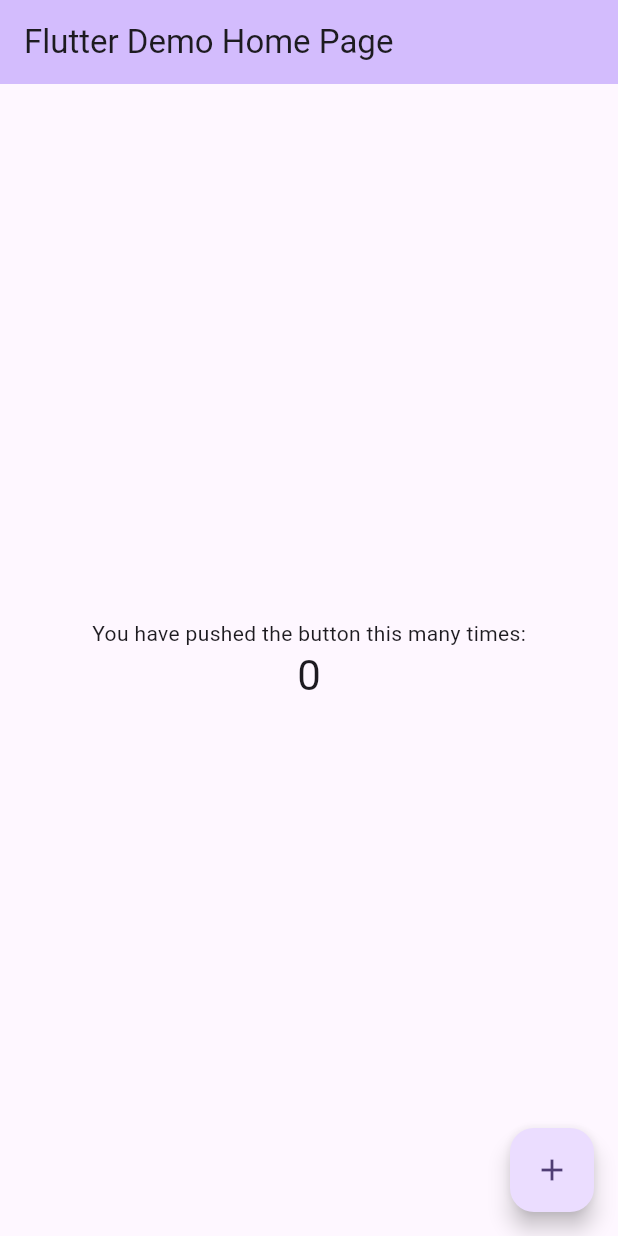
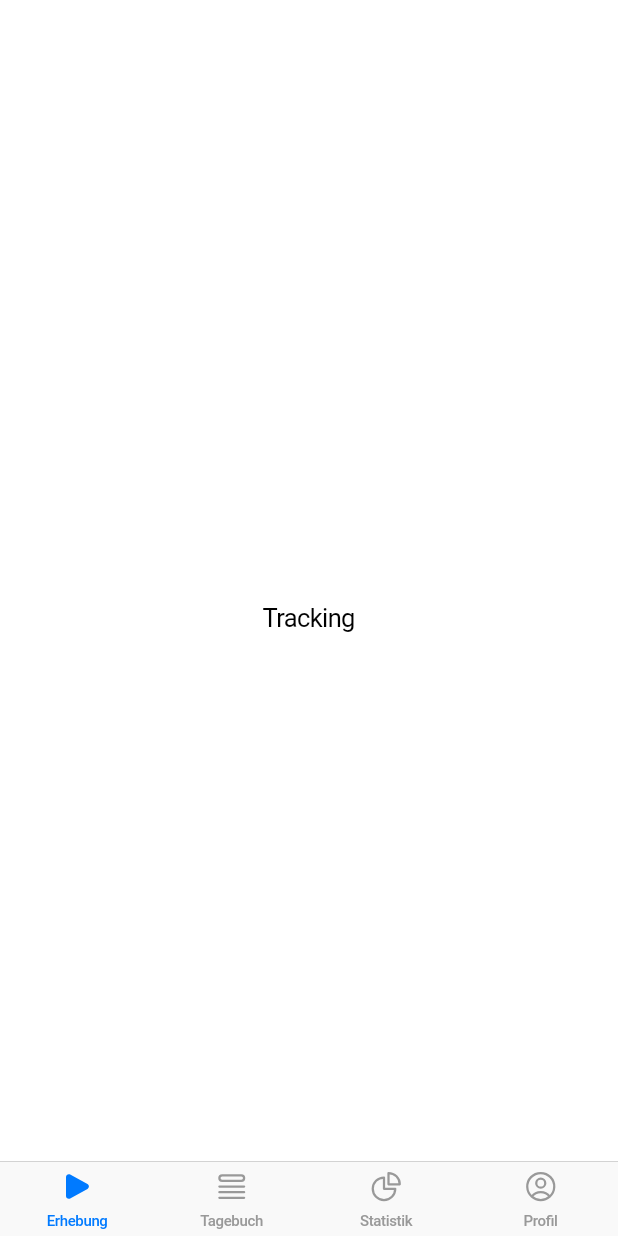
Before and after one commit to IfV-Trekko/trekko-frontend, a Flutter app: the screen it shows after launch, on a phone screen of 412 x 824 dp. Run offline on Flutter 3.47's test engine with Material 3 defaults, Android fonts, the phone set to English and light mode, and no system bars; our stand-ins replace heroicons.

```diff
--- a/lib/main.dart
+++ b/lib/main.dart
@@ -1,125 +1,68 @@
-import 'package:flutter/material.dart';
+import 'package:app_frontend/screens/analysis/analysis.dart';
+import 'package:app_frontend/screens/journal/journal.dart';
+import 'package:app_frontend/screens/profile/profile.dart';
+import 'package:app_frontend/screens/tracking/tracking.dart';
+import 'package:flutter/cupertino.dart';
+import 'package:heroicons/heroicons.dart';
 
 void main() {
-  runApp(const MyApp());
+  runApp(TrekkoApp());
 }
 
-class MyApp extends StatelessWidget {
-  const MyApp({super.key});
+class Screen {
+  final String title;
+  final HeroIcons icon;
+  final Widget screen;
 
-  // This widget is the root of your application.
-  @override
-  Widget build(BuildContext context) {
-    return MaterialApp(
-      title: 'Flutter Demo',
-      theme: ThemeData(
-        // This is the theme of your application.
-        //
-        // TRY THIS: Try running your application with "flutter run". You'll see
-        // the application has a purple toolbar. Then, without quitting the app,
-        // try changing the seedColor in the colorScheme below to Colors.green
-        // and then invoke "hot reload" (save your changes or press the "hot
-        // reload" button in a Flutter-supported IDE, or press "r" if you used
-        // the command line to start the app).
-        //
-        // Notice that the counter didn't reset back to zero; the application
-        // state is not lost during the reload. To reset the state, use hot
-        // restart instead.
-        //
-        // This works for code too, not just values: Most code changes can be
-        // tested with just a hot reload.
-        colorScheme: ColorScheme.fromSeed(seedColor: Colors.deepPurple),
-        useMaterial3: true,
-      ),
-      home: const MyHomePage(title: 'Flutter Demo Home Page'),
-    );
-  }
+  Screen(this.title, this.icon, this.screen);
 }
 
-class MyHomePage extends StatefulWidget {
-  const MyHomePage({super.key, required this.title});
-
-  // This widget is the home page of your application. It is stateful, meaning
-  // that it has a State object (defined below) that contains fields that affect
-  // how it looks.
-
-  // This class is the configuration for the state. It holds the values (in this
-  // case the title) provided by the parent (in this case the App widget) and
-  // used by the build method of the State. Fields in a Widget subclass are
-  // always marked "final".
-
-  final String title;
+class TrekkoApp extends StatefulWidget {
+  final List<Screen> screens = [
+    Screen('Erhebung', HeroIcons.play, Tracking()),
+    Screen('Tagebuch', HeroIcons.queueList, Journal()),
+    Screen('Statistik', HeroIcons.chartPie, Analysis()),
+    Screen('Profil', HeroIcons.userCircle, Profile()),
+  ];
 
   @override
-  State<MyHomePage> createState() => _MyHomePageState();
+  _TrekkoAppState createState() => _TrekkoAppState();
 }
 
-class _MyHomePageState extends State<MyHomePage> {
-  int _counter = 0;
+class _TrekkoAppState extends State<TrekkoApp> {
+  final CupertinoTabController controller = CupertinoTabController();
 
-  void _incrementCounter() {
-    setState(() {
-      // This call to setState tells the Flutter framework that something has
-      // changed in this State, which causes it to rerun the build method below
-      // so that the display can reflect the updated values. If we changed
-      // _counter without calling setState(), then the build method would not be
-      // called again, and so nothing would appear to happen.
-      _counter++;
-    });
-  }
+  Screen get currentScreen => super.widget.screens[controller.index];
 
   @override
   Widget build(BuildContext context) {
-    // This method is rerun every time setState is called, for instance as done
-    // by the _incrementCounter method above.
-    //
-    // The Flutter framework has been optimized to make rerunning build methods
-    // fast, so that you can just rebuild anything that needs updating rather
-    // than having to individually change instances of widgets.
-    return Scaffold(
-      appBar: AppBar(
-        // TRY THIS: Try changing the color here to a specific color (to
-        // Colors.amber, perhaps?) and trigger a hot reload to see the AppBar
-        // change color while the other colors stay the same.
-        backgroundColor: Theme.of(context).colorScheme.inversePrimary,
-        // Here we take the value from the MyHomePage object that was created by
-        // the App.build method, and use it to set our appbar title.
-        title: Text(widget.title),
-      ),
-      body: Center(
-        // Center is a layout widget. It takes a single child and positions it
-        // in the middle of the parent.
-        child: Column(
-          // Column is also a layout widget. It takes a list of children and
-          // arranges them vertically. By default, it sizes itself to fit its
-          // children horizontally, and tries to be as tall as its parent.
-          //
-          // Column has various properties to control how it sizes itself and
-          // how it positions its children. Here we use mainAxisAlignment to
-          // center the children vertically; the main axis here is the vertical
-          // axis because Columns are vertical (the cross axis would be
-          // horizontal).
-          //
-          // TRY THIS: Invoke "debug painting" (choose the "Toggle Debug Paint"
-          // action in the IDE, or press "p" in the console), to see the
-          // wireframe for each widget.
-          mainAxisAlignment: MainAxisAlignment.center,
-          children: <Widget>[
-            const Text(
-              'You have pushed the button this many times:',
+    return CupertinoApp(
+      title: 'Trekko',
+      theme: CupertinoThemeData(),
+      home: CupertinoTabScaffold(
+        controller: controller,
+        tabBar: CupertinoTabBar(
+          onTap: (index) {
+            setState(() {});
+          },
+          items: super
+              .widget
+              .screens
+              .map((e) => BottomNavigationBarItem(
+            icon: HeroIcon(
+              e.icon,
+              size: 24,
+              style: currentScreen == e
+                  ? HeroIconStyle.solid
+                  : HeroIconStyle.outline,
             ),
-            Text(
-              '$_counter',
-              style: Theme.of(context).textTheme.headlineMedium,
-            ),
-          ],
+            label: e.title,
+          ))
+              .toList(),
         ),
-      ),
-      floatingActionButton: FloatingActionButton(
-        onPressed: _incrementCounter,
-        tooltip: 'Increment',
-        child: const Icon(Icons.add),
-      ), // This trailing comma makes auto-formatting nicer for build methods.
-    );
+        tabBuilder: (context, index) {
+          return currentScreen.screen;
+        },
+    ));
   }
 }
--- a/lib/screens/analysis/analysis.dart
+++ b/lib/screens/analysis/analysis.dart
@@ -0,0 +1,21 @@
+import 'package:flutter/cupertino.dart';
+
+class Analysis extends StatefulWidget {
+  const Analysis({super.key});
+
+  @override
+  State<StatefulWidget> createState() {
+    return _AnalysisState();
+  }
+}
+
+class _AnalysisState extends State<Analysis> {
+  @override
+  Widget build(BuildContext context) {
+    return CupertinoPageScaffold(
+      child: Center(
+        child: Text('Analysis'),
+      ),
+    );
+  }
+}
--- a/lib/screens/journal/journal.dart
+++ b/lib/screens/journal/journal.dart
@@ -0,0 +1,21 @@
+import 'package:flutter/cupertino.dart';
+
+class Journal extends StatefulWidget {
+  const Journal({super.key});
+
+  @override
+  State<StatefulWidget> createState() {
+    return _JournalState();
+  }
+}
+
+class _JournalState extends State<Journal> {
+  @override
+  Widget build(BuildContext context) {
+    return CupertinoPageScaffold(
+      child: Center(
+        child: Text('Journal'),
+      ),
+    );
+  }
+}
--- /dev/null
+++ b/lib/screens/tracking/tracking.dart
@@ -0,0 +1,21 @@
+import 'package:flutter/cupertino.dart';
+
+class Tracking extends StatefulWidget {
+  const Tracking({super.key});
+
+  @override
+  State<StatefulWidget> createState() {
+    return _TrackingState();
+  }
+}
+
+class _TrackingState extends State<Tracking> {
+  @override
+  Widget build(BuildContext context) {
+    return CupertinoPageScaffold(
+      child: Center(
+        child: Text('Tracking'),
+      ),
+    );
+  }
+}
```
Also changed, not shown: pubspec.yaml (+6 -2 lines), lib/screens/tracking/ tracking.dart (deleted), pubspec.lock, 5 other files.
